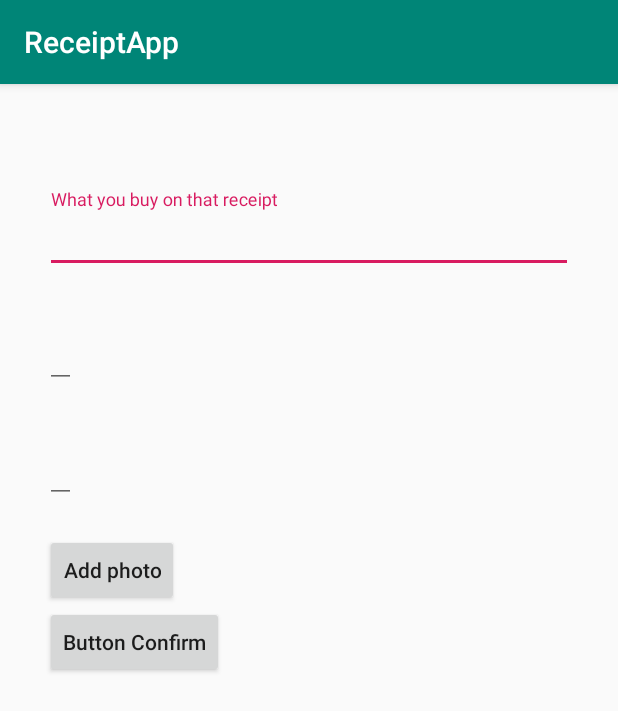
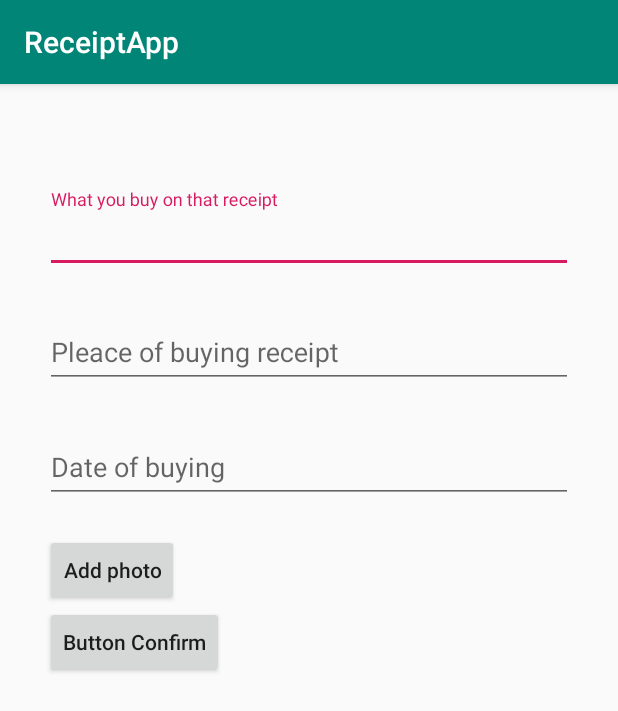
Before and after one commit to Szymonciu/ReceiptApp, an Android app: the AddReceiptActivity screen opened directly, with no data from a screen before it, on a phone screen of 412 x 824 dp. Shown: the top 711 px of the screen. Run offline under Robolectric (Android 15) with nearby library versions, the phone set to English and light mode, and no system bars.

```diff
--- a/app/src/main/java/com/example/pc/receiptapp/app/ReceiptApp.java
+++ b/app/src/main/java/com/example/pc/receiptapp/app/ReceiptApp.java
@@ -3,6 +3,7 @@ package com.example.pc.receiptapp.app;
 import android.app.Application;
 
 import io.realm.Realm;
+import io.realm.RealmConfiguration;
 
 public class ReceiptApp extends Application {
 
@@ -10,6 +11,11 @@ public class ReceiptApp extends Application {
     public void onCreate() {
         super.onCreate();
         Realm.init(this);
+
+        RealmConfiguration configuration = new RealmConfiguration.Builder()
+                .deleteRealmIfMigrationNeeded()
+                .build();
+        Realm.setDefaultConfiguration(configuration);
     }
 
 }
--- a/app/src/main/java/com/example/pc/receiptapp/features/addreceipt/AddReceiptActivity.java
+++ b/app/src/main/java/com/example/pc/receiptapp/features/addreceipt/AddReceiptActivity.java
@@ -61,6 +61,7 @@ public class AddReceiptActivity extends AppCompatActivity {
 
                 RealmReceipt realmReceipt = new RealmReceipt(System.currentTimeMillis(), receiptTitle, receiptPurchaseLocation, receiptDate, photoURI.toString());
                 LocalDataSource.save(realmReceipt);
+                finish();
 
             }
         });
--- a/app/src/main/res/layout/activity_add_receipt.xml
+++ b/app/src/main/res/layout/activity_add_receipt.xml
@@ -41,8 +41,8 @@
 
             <EditText
                 android:id="@+id/receipt_purchase_location"
-                android:layout_width="wrap_content"
-                android:layout_height="match_parent"
+                android:layout_width="match_parent"
+                android:layout_height="wrap_content"
                 android:hint="@string/pleace_of_buying_receipt" />
 
 
@@ -58,8 +58,8 @@
 
             <EditText
                 android:id="@+id/receipt_date"
-                android:layout_width="wrap_content"
-                android:layout_height="match_parent"
+                android:layout_width="match_parent"
+                android:layout_height="wrap_content"
                 android:hint="@string/date_of_buying" />
 
 
```
Also changed, not shown: app/src/main/java/com/example/pc/receiptapp/core/Receipt.java (+31 -2 lines), app/src/main/java/com/example/pc/receiptapp/features/list/ReceiptListActivity.java (+17 -6 lines).
